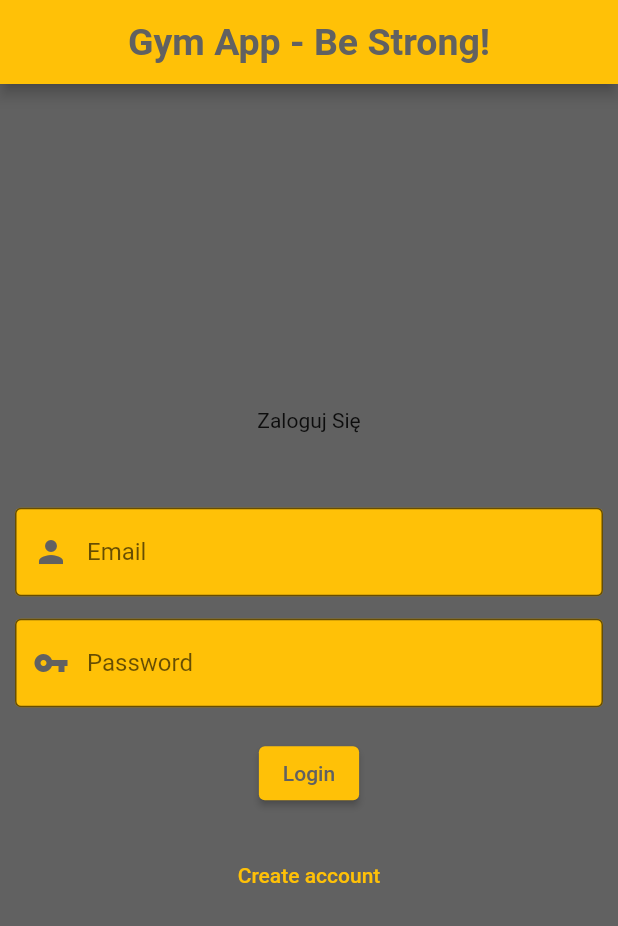
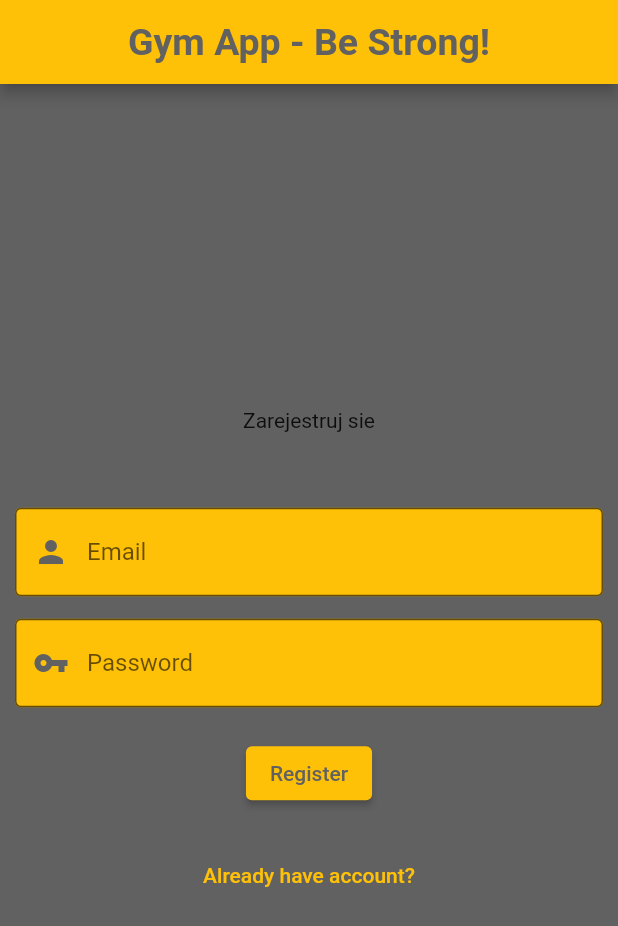
Before and after one commit to LukaszWalencik/Gym-App, a Flutter app: the screen it shows after launch, after a tap on "Create account", on a phone screen of 412 x 824 dp. Shown: the top 926 px of the screen. Run offline on Flutter 3.47's test engine with Material 2 defaults, Android fonts, the phone set to English and light mode, and no system bars; our stand-ins replace bloc, firebase_auth, firebase_core, flutter_bloc; accounts and stored records are empty; network calls fail.

Commit message:
add features folder with home_page and login_page in

```diff
--- a/lib/app/app.dart
+++ b/lib/app/app.dart
@@ -2,8 +2,8 @@ import 'package:flutter/material.dart';
 
 import 'package:flutter_bloc/flutter_bloc.dart';
 import 'package:gymapp/app/cubit/root_cubit.dart';
-import 'package:gymapp/app/home_page/home_page_content.dart';
-import 'package:gymapp/app/login_page/login_page_content.dart';
+import 'package:gymapp/app/features/home_page/home_page_content.dart';
+import 'package:gymapp/app/features/login_page/login_page_content.dart';
 
 class MyApp extends StatelessWidget {
   const MyApp({Key? key}) : super(key: key);
@@ -28,14 +28,13 @@ class RootPage extends StatelessWidget {
   @override
   Widget build(BuildContext context) {
     return BlocProvider(
-      create: (context) => RootCubit()..start(),
+      create: (context) => RootCubit()..userChecker(),
       child: BlocBuilder<RootCubit, RootState>(
         builder: (context, state) {
           final user = state.user;
           if (user == null) {
             return LoginPage();
           }
-
           return HomePage(user: user);
         },
       ),
--- a/lib/app/cubit/root_cubit.dart
+++ b/lib/app/cubit/root_cubit.dart
@@ -15,7 +15,7 @@ class RootCubit extends Cubit<RootState> {
 
   StreamSubscription? _streamSubscription;
 
-  Future<void> start() async {
+  Future<void> userChecker() async {
     emit(
       const RootState(user: null, isLoading: true, errorMessage: ''),
     );
--- /dev/null
+++ b/lib/app/features/login_page/cubit/login_state.dart
@@ -0,0 +1,6 @@
+part of 'login_cubit.dart';
+
+@immutable
+abstract class LoginState {}
+
+class LoginInitial extends LoginState {}
--- a/lib/app/login_page/login_page_content.dart
+++ b/lib/app/features/login_page/login_page_content.dart
@@ -4,10 +4,12 @@ import 'package:flutter/material.dart';
 class LoginPage extends StatefulWidget {
   LoginPage({
     Key? key,
+    // required this.onCreate,
   }) : super(key: key);
 
   final emailController = TextEditingController();
   final passwordController = TextEditingController();
+  // final Function onCreate;
 
   @override
   State<LoginPage> createState() => _LoginPageState();
@@ -64,6 +66,7 @@ class _LoginPageState extends State<LoginPage> {
                   height: 15,
                 ),
                 TextField(
+                  obscureText: true,
                   controller: widget.passwordController,
                   cursorColor: Color(0xff616161),
                   style: TextStyle(color: Color(0xff616161)),
@@ -88,9 +91,10 @@ class _LoginPageState extends State<LoginPage> {
                         try {
                           await FirebaseAuth.instance
                               .createUserWithEmailAndPassword(
-                            email: widget.emailController.text,
-                            password: widget.passwordController.text,
-                          );
+                                  email: widget.emailController.text,
+                                  password: widget.passwordController.text);
+                          widget.emailController.clear();
+                          widget.passwordController.clear();
                         } catch (error) {
                           setState(() {
                             errorMessage = error.toString();
@@ -103,6 +107,9 @@ class _LoginPageState extends State<LoginPage> {
                             email: widget.emailController.text,
                             password: widget.passwordController.text,
                           );
+                          widget.emailController.clear();
+                          widget.passwordController.clear();
+                          // widget.onCreate();
                         } catch (error) {
                           setState(() {
                             errorMessage = error.toString();
@@ -122,7 +129,7 @@ class _LoginPageState extends State<LoginPage> {
                   TextButton(
                     onPressed: () {
                       setState(() {
-                        creatingAccount == true;
+                        creatingAccount = true;
                       });
                     },
                     child: Text(
@@ -138,7 +145,8 @@ class _LoginPageState extends State<LoginPage> {
                         creatingAccount = false;
                       });
                     },
-                    child: const Text('Already have account?'),
+                    child: const Text('Already have account?',
+                        style: TextStyle(color: Colors.amber)),
                   ),
                 ]
               ],
```
Also changed, not shown: lib/app/bottomnavigationbar/account_page/account_page_content.dart (+5 -2 lines), lib/app/features/login_page/cubit/login_cubit.dart (added, +8 -0 lines), lib/app/features/home_page/cubit/home_cubit.dart (renamed from lib/app/home_page/cubit/home_cubit.dart), lib/app/features/home_page/cubit/home_state.dart (renamed from lib/app/home_page/cubit/home_state.dart), lib/app/features/home_page/home_page_content.dart (renamed from lib/app/home_page/home_page_content.dart).
